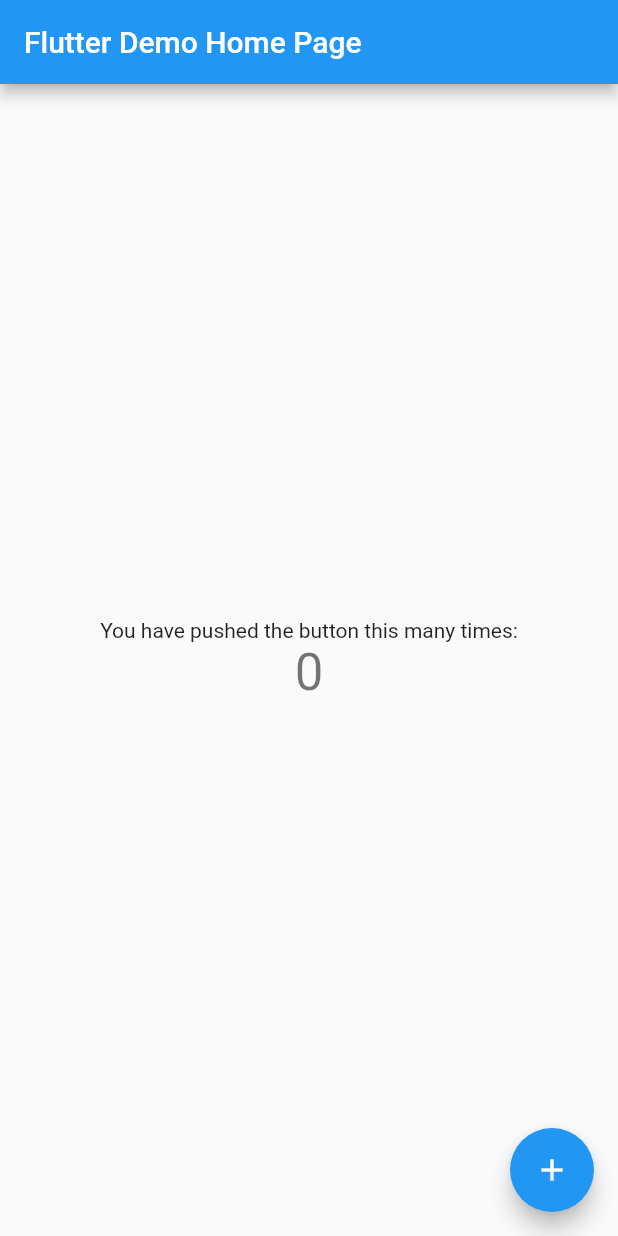
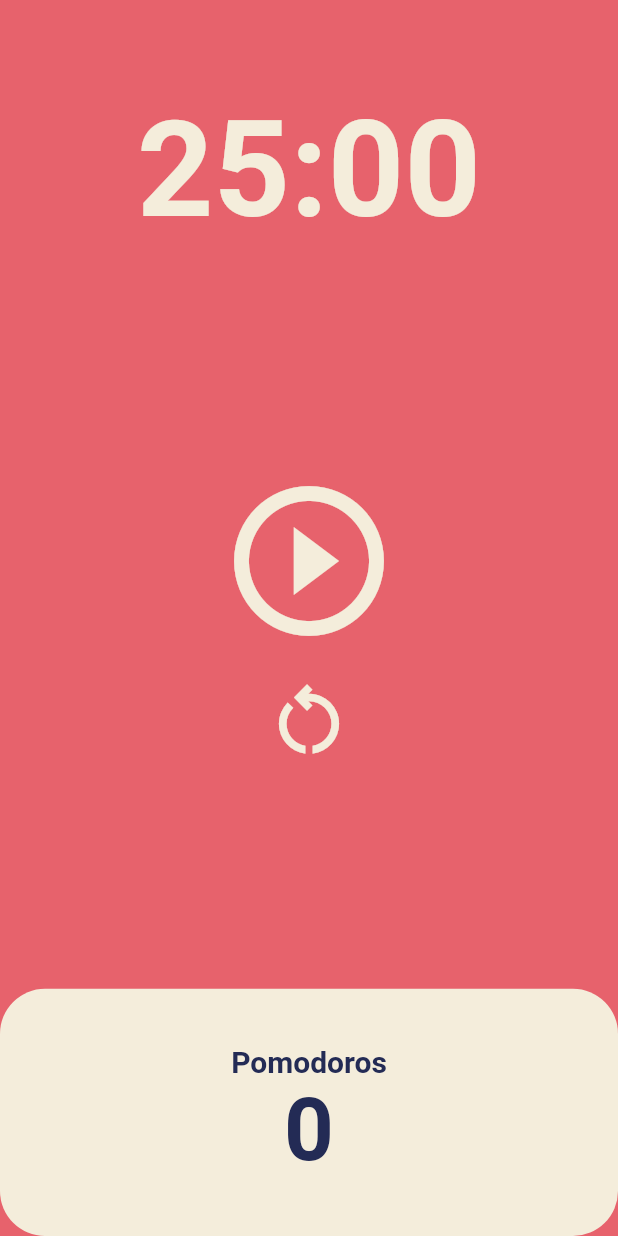
Before and after one commit to JWJW1/Flutter-practice, a Flutter app: the screen it shows after launch, on a phone screen of 412 x 824 dp. Run offline on Flutter 3.47's test engine with Material 2 defaults, Android fonts, the phone set to English and light mode, and no system bars.

Commit message:
2023-01-27 Pomodoros

```diff
--- a/lib/main.dart
+++ b/lib/main.dart
@@ -1,115 +1,24 @@
 import 'package:flutter/material.dart';
+import 'package:toonflix/screens/home_screen.dart';
 
 void main() {
-  runApp(const MyApp());
+  runApp(App());
 }
 
-class MyApp extends StatelessWidget {
-  const MyApp({super.key});
-
-  // This widget is the root of your application.
+class App extends StatelessWidget {
   @override
   Widget build(BuildContext context) {
     return MaterialApp(
-      title: 'Flutter Demo',
       theme: ThemeData(
-        // This is the theme of your application.
-        //
-        // Try running your application with "flutter run". You'll see the
-        // application has a blue toolbar. Then, without quitting the app, try
-        // changing the primarySwatch below to Colors.green and then invoke
-        // "hot reload" (press "r" in the console where you ran "flutter run",
-        // or simply save your changes to "hot reload" in a Flutter IDE).
-        // Notice that the counter didn't reset back to zero; the application
-        // is not restarted.
-        primarySwatch: Colors.blue,
+        backgroundColor: const Color(0xFFE7626C),
+        textTheme: const TextTheme(
+          headline1: TextStyle(
+            color: Color(0xFF232B55),
+          ),
+        ),
+        cardColor: const Color(0xFFF4EDDB),
       ),
-      home: const MyHomePage(title: 'Flutter Demo Home Page'),
+      home: const HomeScreen(),
     );
   }
 }
-
-class MyHomePage extends StatefulWidget {
-  const MyHomePage({super.key, required this.title});
-
-  // This widget is the home page of your application. It is stateful, meaning
-  // that it has a State object (defined below) that contains fields that affect
-  // how it looks.
-
-  // This class is the configuration for the state. It holds the values (in this
-  // case the title) provided by the parent (in this case the App widget) and
-  // used by the build method of the State. Fields in a Widget subclass are
-  // always marked "final".
-
-  final String title;
-
-  @override
-  State<MyHomePage> createState() => _MyHomePageState();
-}
-
-class _MyHomePageState extends State<MyHomePage> {
-  int _counter = 0;
-
-  void _incrementCounter() {
-    setState(() {
-      // This call to setState tells the Flutter framework that something has
-      // changed in this State, which causes it to rerun the build method below
-      // so that the display can reflect the updated values. If we changed
-      // _counter without calling setState(), then the build method would not be
-      // called again, and so nothing would appear to happen.
-      _counter++;
-    });
-  }
-
-  @override
-  Widget build(BuildContext context) {
-    // This method is rerun every time setState is called, for instance as done
-    // by the _incrementCounter method above.
-    //
-    // The Flutter framework has been optimized to make rerunning build methods
-    // fast, so that you can just rebuild anything that needs updating rather
-    // than having to individually change instances of widgets.
-    return Scaffold(
-      appBar: AppBar(
-        // Here we take the value from the MyHomePage object that was created by
-        // the App.build method, and use it to set our appbar title.
-        title: Text(widget.title),
-      ),
-      body: Center(
-        // Center is a layout widget. It takes a single child and positions it
-        // in the middle of the parent.
-        child: Column(
-          // Column is also a layout widget. It takes a list of children and
-          // arranges them vertically. By default, it sizes itself to fit its
-          // children horizontally, and tries to be as tall as its parent.
-          //
-          // Invoke "debug painting" (press "p" in the console, choose the
-          // "Toggle Debug Paint" action from the Flutter Inspector in Android
-          // Studio, or the "Toggle Debug Paint" command in Visual Studio Code)
-          // to see the wireframe for each widget.
-          //
-          // Column has various properties to control how it sizes itself and
-          // how it positions its children. Here we use mainAxisAlignment to
-          // center the children vertically; the main axis here is the vertical
-          // axis because Columns are vertical (the cross axis would be
-          // horizontal).
-          mainAxisAlignment: MainAxisAlignment.center,
-          children: <Widget>[
-            const Text(
-              'You have pushed the button this many times:',
-            ),
-            Text(
-              '$_counter',
-              style: Theme.of(context).textTheme.headline4,
-            ),
-          ],
-        ),
-      ),
-      floatingActionButton: FloatingActionButton(
-        onPressed: _incrementCounter,
-        tooltip: 'Increment',
-        child: const Icon(Icons.add),
-      ), // This trailing comma makes auto-formatting nicer for build methods.
-    );
-  }
-}
--- /dev/null
+++ b/lib/screens/home_screen.dart
@@ -0,0 +1,144 @@
+import 'dart:async';
+
+import 'package:flutter/material.dart';
+
+class HomeScreen extends StatefulWidget {
+  const HomeScreen({super.key});
+
+  @override
+  State<HomeScreen> createState() => _HomeScreenState();
+}
+
+class _HomeScreenState extends State<HomeScreen> {
+  static const twentyFiveMinutes = 1500;
+  int totalSeconds = twentyFiveMinutes;
+  late Timer timer;
+  bool isRunning = false;
+  int totalPomodoros = 0;
+
+  void restart() {
+    setState(() {
+      totalSeconds = twentyFiveMinutes;
+    });
+  }
+
+  void onTick(Timer timer) {
+    if (totalSeconds == 0) {
+      setState(() {
+        totalPomodoros += 1;
+        isRunning = false;
+        totalSeconds = twentyFiveMinutes;
+      });
+      timer.cancel();
+    } else {
+      setState(() {
+        totalSeconds -= 1;
+      });
+    }
+  }
+
+  void onStartPressed() {
+    timer = Timer.periodic(
+      const Duration(seconds: 1),
+      onTick,
+    );
+    setState(() {
+      isRunning = true;
+    });
+  }
+
+  void onPaussePressed() {
+    timer.cancel();
+    setState(() {
+      isRunning = false;
+    });
+  }
+
+  String format(int seconds) {
+    var duration = Duration(seconds: seconds);
+    return duration.toString().split(".").first.substring(2, 7);
+  }
+
+  @override
+  Widget build(BuildContext context) {
+    return Scaffold(
+      backgroundColor: Theme.of(context).backgroundColor,
+      body: Column(
+        children: [
+          Flexible(
+            flex: 1,
+            child: Container(
+              alignment: Alignment.bottomCenter,
+              child: Text(
+                format(totalSeconds),
+                style: TextStyle(
+                    color: Theme.of(context).cardColor,
+                    fontSize: 89,
+                    fontWeight: FontWeight.w600),
+              ),
+            ),
+          ),
+          Flexible(
+            flex: 3,
+            child: Center(
+              child: Column(
+                mainAxisAlignment: MainAxisAlignment.center,
+                children: [
+                  IconButton(
+                    iconSize: 120,
+                    color: Theme.of(context).cardColor,
+                    onPressed: isRunning ? onPaussePressed : onStartPressed,
+                    icon: Icon(isRunning
+                        ? Icons.pause_circle_outlined
+                        : Icons.play_circle_outline),
+                  ),
+                  IconButton(
+                    iconSize: 60,
+                    color: Theme.of(context).cardColor,
+                    onPressed: restart,
+                    icon: const Icon(Icons.restart_alt_outlined),
+                  ),
+                ],
+              ),
+            ),
+          ),
+          Flexible(
+            flex: 1,
+            child: Row(
+              children: [
+                Expanded(
+                  child: Container(
+                    decoration: BoxDecoration(
+                        color: Theme.of(context).cardColor,
+                        borderRadius: BorderRadius.circular(30)),
+                    child: Column(
+                      mainAxisAlignment: MainAxisAlignment.center,
+                      children: [
+                        Text(
+                          'Pomodoros',
+                          style: TextStyle(
+                            fontSize: 20,
+                            fontWeight: FontWeight.w600,
+                            color: Theme.of(context).textTheme.headline1!.color,
+                          ),
+                        ),
+                        Text(
+                          '$totalPomodoros',
+                          style: TextStyle(
+                            fontSize: 58,
+                            fontWeight: FontWeight.w600,
+                            color: Theme.of(context).textTheme.headline1!.color,
+                          ),
+                        ),
+                      ],
+                    ),
+                  ),
+                ),
+              ],
+            ),
+          ),
+        ],
+      ),
+    );
+  }
+}
```
Also changed, not shown: lib/widgets/button.dart (added, +31 -0 lines), lib/widgets/currency_card.dart (added, +85 -0 lines), 1 other file.
